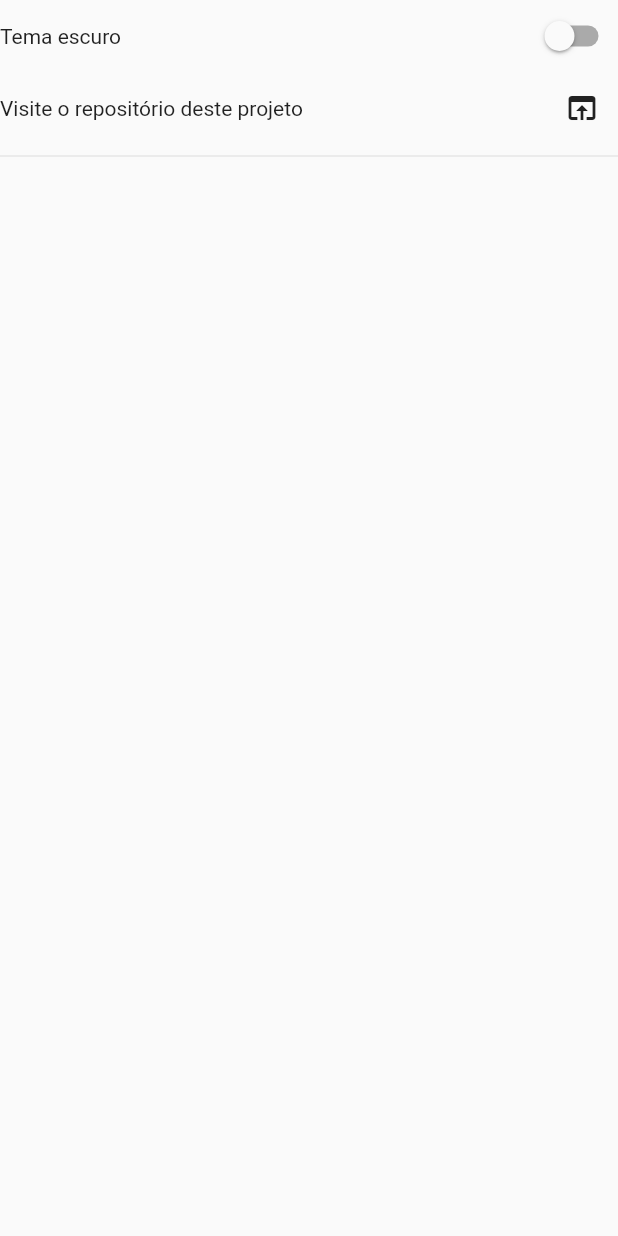
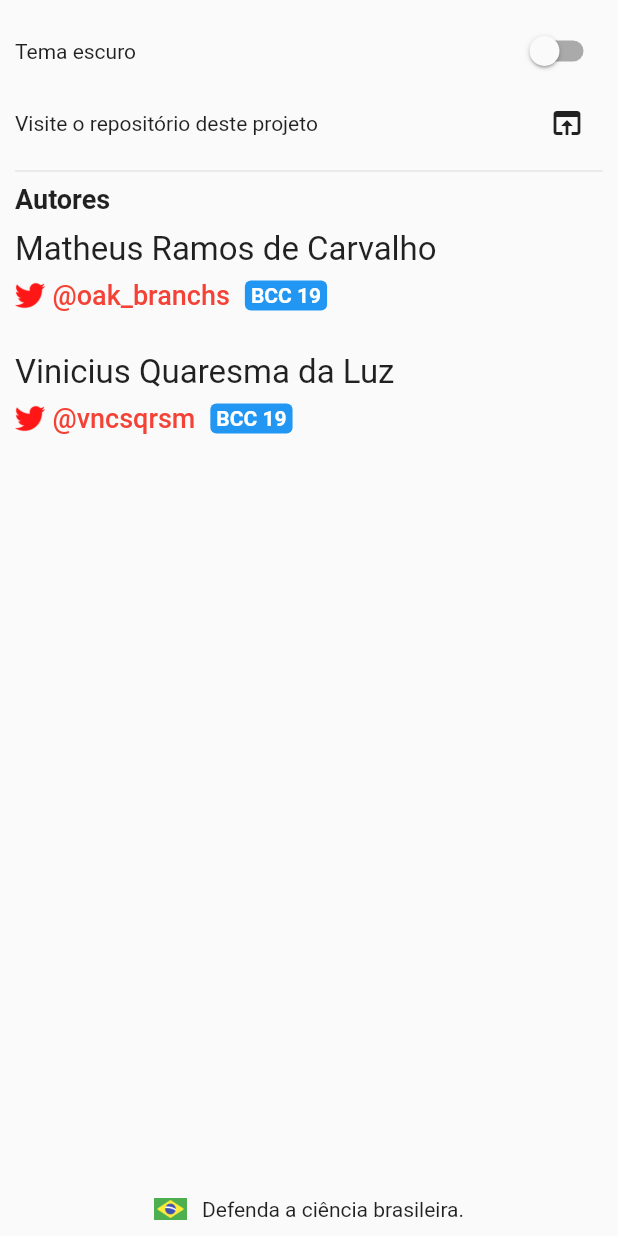
Before and after one commit to Lvght/UFSCarPlanner, a Flutter app: the SettingsPage screen opened directly with empty values, on a phone screen of 412 x 824 dp. Run offline on Flutter 3.47's test engine with Material 2 defaults, Android fonts, the phone set to English and light mode, and no system bars; our stand-ins replace connectivity, gradient_app_bar, hive, hive_flutter, wave, webview_flutter; missing offline and left inert: flame, flutter_radio; accounts and stored records are empty; generated files the repository leaves out were written again; statements that could not run were skipped.

Commit message:
Mudanças na tela de configurações

```diff
--- a/lib/ui/home_page.dart
+++ b/lib/ui/home_page.dart
@@ -38,7 +38,7 @@ class _HomePageState extends State<HomePage> {
               return Container(
                 width: MediaQuery.of(context).size.width,
                 height: MediaQuery.of(context).size.height,
-                decoration: BoxDecoration(gradient: LinearGradient(colors: [Colors.red, Colors.redAccent])),
+                decoration: BoxDecoration(gradient: LinearGradient(colors: [Theme.of(context).primaryColor, Theme.of(context).accentColor])),
                 child: Center(
                   child: Column(
                     mainAxisSize: MainAxisSize.min,
--- a/lib/ui/settings_page.dart
+++ b/lib/ui/settings_page.dart
@@ -17,13 +17,17 @@ class _SettingsPageState extends State<SettingsPage> {
   @override
   Widget build(BuildContext context) {
     return Scaffold(
-      body: Column(
+      body: Padding(
+        padding: const EdgeInsets.all(10),
+        child: Column(
+          crossAxisAlignment: CrossAxisAlignment.start,
           children: <Widget>[
             Row(
               children: <Widget>[
                 Expanded(child: Text("Tema escuro")),
                 Switch(
-                value: Hive.box('preferences').get('darkMode', defaultValue: false),
+                  value: Hive.box('preferences')
+                      .get('darkMode', defaultValue: false),
                   onChanged: (x) async {
                     await Hive.box('preferences').put('darkMode', x);
                   },
@@ -41,7 +45,10 @@ class _SettingsPageState extends State<SettingsPage> {
                           UserHelper _userHelper = UserHelper();
                           await _userHelper.deleteFile();
 
-                        Navigator.pushReplacement(context, MaterialPageRoute(builder: (context) => HomePage()));
+                          Navigator.pushReplacement(
+                              context,
+                              MaterialPageRoute(
+                                  builder: (context) => HomePage()));
                         },
                       ),
                     ],
@@ -59,7 +66,122 @@ class _SettingsPageState extends State<SettingsPage> {
               ],
             ),
             Divider(),
+            Text("Autores", style: TextStyle(fontSize: 18, fontWeight: FontWeight.bold),),
+            SizedBox(height: 10,),
+            Column(
+              crossAxisAlignment: CrossAxisAlignment.start,
+              children: <Widget>[
+                Text(
+                  "Matheus Ramos de Carvalho",
+                  style: TextStyle(fontSize: 22),
+                ),
+                Row(
+                  crossAxisAlignment: CrossAxisAlignment.center,
+                  mainAxisAlignment: MainAxisAlignment.start,
+                  mainAxisSize: MainAxisSize.min,
+                  children: <Widget>[
+                    Image.asset(
+                      "_assets/twitter.png",
+                      height: 20,
+                    ),
+                    SizedBox(
+                      width: 5,
+                    ),
+                    FlatButton(
+                      onPressed: () async =>
+                          await launch("https://twitter.com/oak_branches"),
+                      padding: EdgeInsets.all(0),
+                      materialTapTargetSize: MaterialTapTargetSize.shrinkWrap,
+                      child: Text(
+                        "@oak_branchs",
+                        textAlign: TextAlign.left,
+                        style: TextStyle(fontSize: 18, color: Colors.red),
+                      ),
+                    ),
+                    SizedBox(
+                      width: 10,
+                    ),
+                    Container(
+                      decoration: BoxDecoration(
+                        borderRadius: BorderRadius.circular(4),
+                        color: Theme.of(context).accentColor,
+                      ),
+                      padding: EdgeInsets.fromLTRB(4, 2, 4, 2),
+                      child: Text(
+                        "BCC 19",
+                        style: TextStyle(
+                            fontWeight: FontWeight.bold, color: Colors.white),
+                      ),
+                    )
                   ],
+                ),
+              ],
+            ),
+            SizedBox(height: 20,),
+            Expanded(
+              child: Column(
+                crossAxisAlignment: CrossAxisAlignment.start,
+                children: <Widget>[
+                  Text(
+                    "Vinicius Quaresma da Luz",
+                    style: TextStyle(fontSize: 22),
+                  ),
+                  Row(
+                    crossAxisAlignment: CrossAxisAlignment.center,
+                    mainAxisAlignment: MainAxisAlignment.start,
+                    mainAxisSize: MainAxisSize.min,
+                    children: <Widget>[
+                      Image.asset(
+                        "_assets/twitter.png",
+                        height: 20,
+                      ),
+                      SizedBox(
+                        width: 5,
+                      ),
+                      FlatButton(
+                        onPressed: () async =>
+                            await launch("https://twitter.com/vncsqrsm"),
+                        padding: EdgeInsets.all(0),
+                        materialTapTargetSize: MaterialTapTargetSize.shrinkWrap,
+                        child: Text(
+                          "@vncsqrsm",
+                          textAlign: TextAlign.left,
+                          style: TextStyle(fontSize: 18, color: Colors.red),
+                        ),
+                      ),
+                      SizedBox(
+                        width: 10,
+                      ),
+                      Container(
+                        decoration: BoxDecoration(
+                          borderRadius: BorderRadius.circular(4),
+                          color: Theme.of(context).accentColor,
+                        ),
+                        padding: EdgeInsets.fromLTRB(4, 2, 4, 2),
+                        child: Text(
+                          "BCC 19",
+                          style: TextStyle(
+                              fontWeight: FontWeight.bold, color: Colors.white),
+                        ),
+                      )
+                    ],
+                  ),
+                ],
+              ),
+            ),
+            Row(
+              mainAxisAlignment: MainAxisAlignment.center,
+              children: <Widget>[
+                Image.asset(
+                  '_assets/brasil.png',
+                  height: 15,
+                ),
+                SizedBox(width: 10,),
+                Text("Defenda a ciência brasileira.")
+              ],
+            )
+          ],
+        ),
       ),
     );
   }
```
Lines whose indentation alone changed are shown as unchanged.
